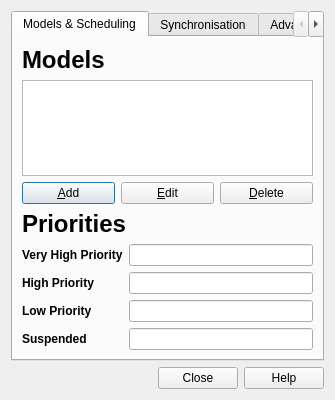
This is designer/deckproperties.ui in ankitects/anki as Qt 5 draws it before an edit. The edited form follows.
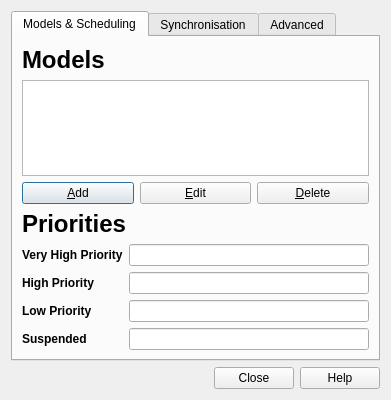
This is the edited form.

Commit message: fix flicker, various ui tweaks

```diff
--- a/designer/deckproperties.ui
+++ b/designer/deckproperties.ui
@@ -8,7 +8,7 @@
    <rect>
     <x>0</x>
     <y>0</y>
-    <width>335</width>
+    <width>391</width>
     <height>400</height>
    </rect>
   </property>
@@ -29,7 +29,7 @@
        <rect>
         <x>0</x>
         <y>0</y>
-        <width>319</width>
+        <width>375</width>
         <height>334</height>
        </rect>
       </property>
```
The commit also changes 2 other files.
